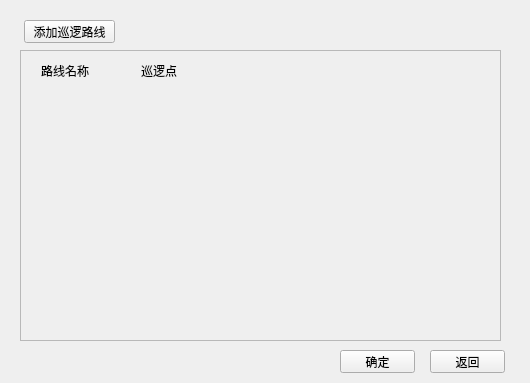
Old version of the form xunluoluxian.ui in the repository wangqi1994/gui_python_configuration-software.
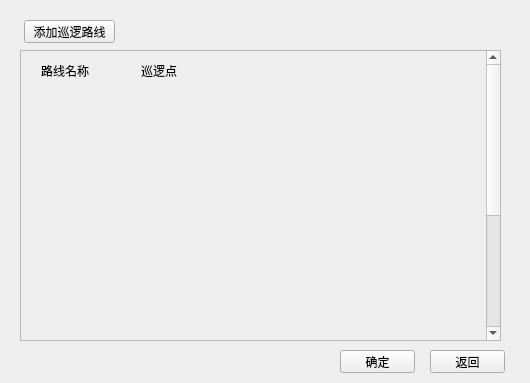
New version of the form.

Diff of the .ui file:
```diff
--- a/xunluoluxian.ui
+++ b/xunluoluxian.ui
@@ -35,21 +35,30 @@
      <height>291</height>
     </rect>
    </property>
+   <property name="verticalScrollBarPolicy">
+    <enum>Qt::ScrollBarAsNeeded</enum>
+   </property>
    <property name="sizeAdjustPolicy">
-    <enum>QAbstractScrollArea::AdjustToContents</enum>
+    <enum>QAbstractScrollArea::AdjustIgnored</enum>
    </property>
    <property name="widgetResizable">
-    <bool>true</bool>
+    <bool>false</bool>
    </property>
    <widget class="QWidget" name="scrollAreaWidgetContents">
     <property name="geometry">
      <rect>
       <x>0</x>
       <y>0</y>
-      <width>479</width>
-      <height>289</height>
+      <width>460</width>
+      <height>500</height>
      </rect>
     </property>
+    <property name="sizePolicy">
+     <sizepolicy hsizetype="Preferred" vsizetype="Preferred">
+      <horstretch>0</horstretch>
+      <verstretch>0</verstretch>
+     </sizepolicy>
+    </property>
     <widget class="QLabel" name="label">
      <property name="geometry">
       <rect>
```
